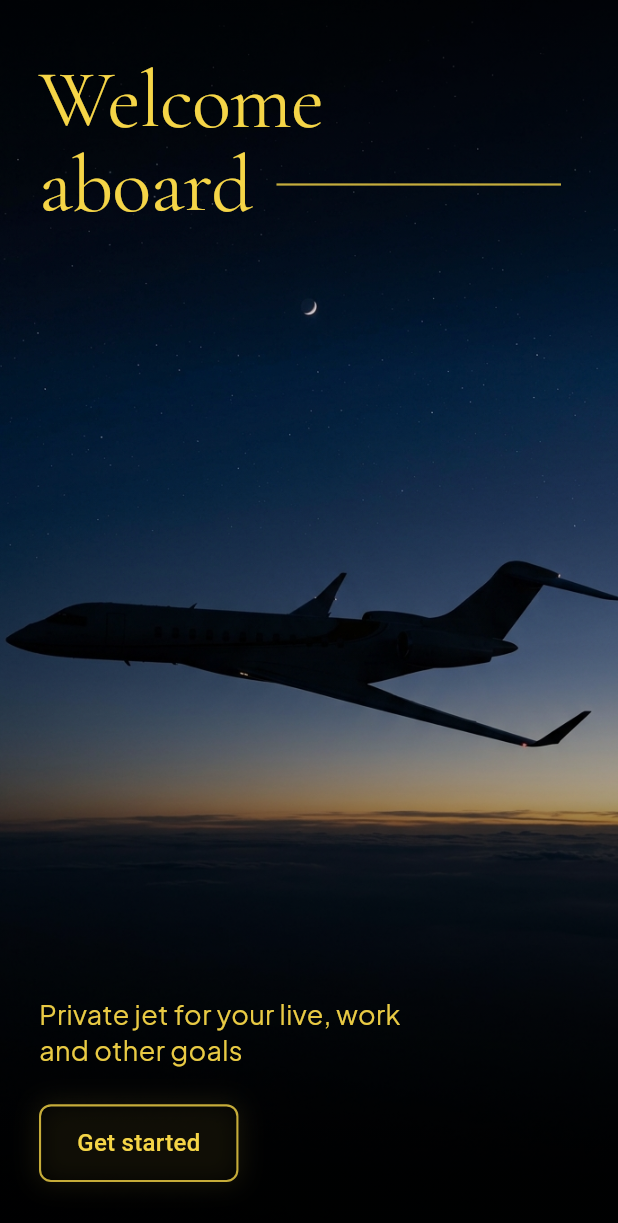
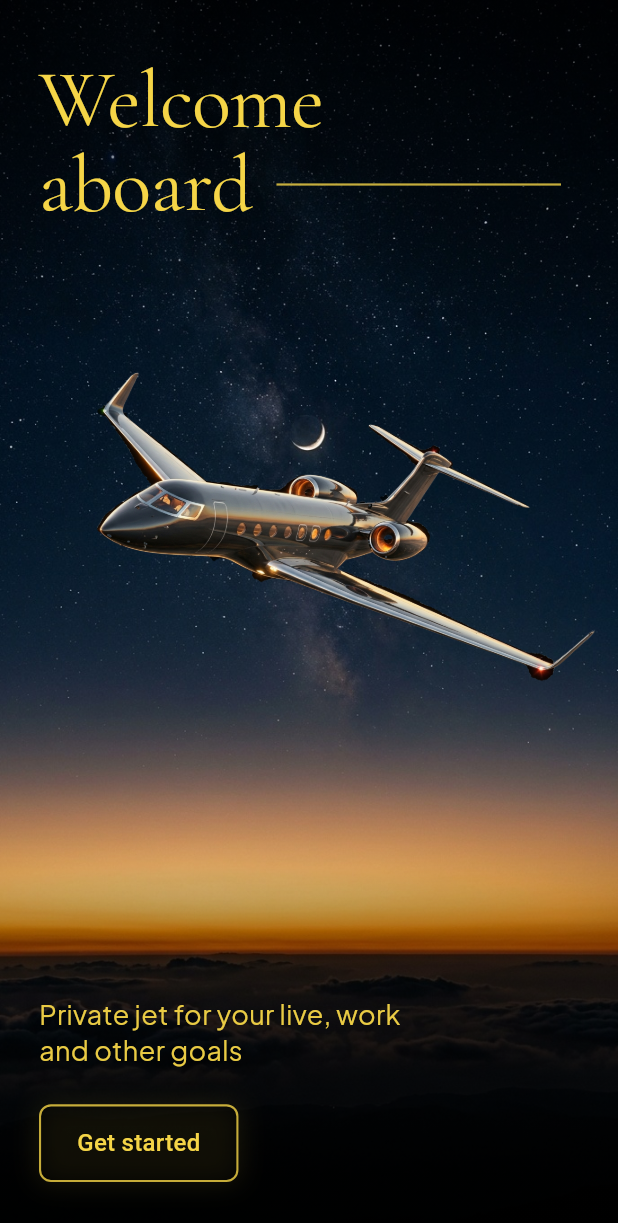
Before and after one commit to Irtaza4/flight_app, a Flutter app: the screen it shows after launch, on a phone screen of 412 x 824 dp. Shown: the top 1223 px of the screen. Run offline on Flutter 3.47's test engine with Material 3 defaults, Android fonts, the phone set to English and light mode, and no system bars; our stand-ins replace google_fonts.

Commit message:
made welcome screen better

```diff
--- a/lib/screens/welcome_screen.dart
+++ b/lib/screens/welcome_screen.dart
@@ -1,3 +1,4 @@
+import 'dart:math' as math;
 import 'package:flutter/material.dart';
 import '../theme/app_theme.dart';
 import 'flight_search_screen.dart';
@@ -10,48 +11,90 @@ class WelcomeScreen extends StatefulWidget {
 }
 
 class _WelcomeScreenState extends State<WelcomeScreen>
-    with SingleTickerProviderStateMixin {
-  late AnimationController _controller;
+    with TickerProviderStateMixin {
+  late AnimationController _entranceController;
+  late AnimationController _flightHoverController;
+
   late Animation<double> _fadeAnim;
-  late Animation<Offset> _slideAnim;
-  late Animation<double> _scaleAnim;
+  late Animation<Offset> _slideTextAnim;
+  late Animation<double> _scaleSkyAnim;
+  late Animation<Offset> _planeEntranceAnim;
+  late Animation<double> _planeRotateAnim;
+  late Animation<double> _planeScaleAnim;
 
   @override
   void initState() {
     super.initState();
-    _controller = AnimationController(
+
+    // Main entrance orchestration controller (1.8s)
+    _entranceController = AnimationController(
       vsync: this,
-      duration: const Duration(milliseconds: 1200),
+      duration: const Duration(milliseconds: 1800),
     );
 
-    _fadeAnim = CurvedAnimation(
-      parent: _controller,
-      curve: const Interval(0.0, 0.8, curve: Curves.easeOut),
+    // Continuous cruising hover animation (gentle aerodynamic float)
+    _flightHoverController = AnimationController(
+      vsync: this,
+      duration: const Duration(milliseconds: 3600),
+    )..repeat(reverse: true);
+
+    // Sky background zoom
+    _scaleSkyAnim = Tween<double>(begin: 1.08, end: 1.0).animate(
+      CurvedAnimation(
+        parent: _entranceController,
+        curve: const Interval(0.0, 0.8, curve: Curves.easeOutCubic),
+      ),
     );
 
-    _slideAnim = Tween<Offset>(
-      begin: const Offset(0, 0.06),
+    // Text fade & slide
+    _fadeAnim = CurvedAnimation(
+      parent: _entranceController,
+      curve: const Interval(0.1, 0.7, curve: Curves.easeOut),
+    );
+    _slideTextAnim = Tween<Offset>(
+      begin: const Offset(0, 0.08),
       end: Offset.zero,
     ).animate(
       CurvedAnimation(
-        parent: _controller,
-        curve: const Interval(0.15, 1.0, curve: Curves.easeOutCubic),
+        parent: _entranceController,
+        curve: const Interval(0.1, 0.75, curve: Curves.easeOutCubic),
       ),
     );
 
-    _scaleAnim = Tween<double>(begin: 1.04, end: 1.0).animate(
+    // Aeroplane dynamic entrance: gliding in from right side
+    _planeEntranceAnim = Tween<Offset>(
+      begin: const Offset(1.1, 0.25),
+      end: Offset.zero,
+    ).animate(
       CurvedAnimation(
-        parent: _controller,
-        curve: Curves.easeOutCubic,
+        parent: _entranceController,
+        curve: const Interval(0.12, 0.95, curve: Curves.easeOutQuart),
       ),
     );
 
-    _controller.forward();
+    // Aeroplane pitch rotation settling into cruising alignment
+    _planeRotateAnim = Tween<double>(begin: 0.10, end: 0.0).animate(
+      CurvedAnimation(
+        parent: _entranceController,
+        curve: const Interval(0.12, 0.95, curve: Curves.easeOutCubic),
+      ),
+    );
+
+    // Aeroplane subtle scale settling
+    _planeScaleAnim = Tween<double>(begin: 0.92, end: 1.0).animate(
+      CurvedAnimation(
+        parent: _entranceController,
+        curve: const Interval(0.15, 0.95, curve: Curves.easeOutCubic),
+      ),
+    );
+
+    _entranceController.forward();
   }
 
   @override
   void dispose() {
-    _controller.dispose();
+    _entranceController.dispose();
+    _flightHoverController.dispose();
     super.dispose();
   }
 
@@ -83,24 +126,60 @@ class _WelcomeScreenState extends State<WelcomeScreen>
 
   @override
   Widget build(BuildContext context) {
+    final screenSize = MediaQuery.of(context).size;
+
     return Scaffold(
       backgroundColor: AppColors.bgPrimary,
       body: Stack(
         fit: StackFit.expand,
         children: [
-          // Full bleed Background Image
+          // 1. Starry Sky & Sunset Horizon Background (Separate Layer)
           Positioned.fill(
             child: ScaleTransition(
-              scale: _scaleAnim,
+              scale: _scaleSkyAnim,
               child: Image.asset(
-                'assets/images/welcome_bg.jpg',
+                'assets/images/welcome_sky_bg.jpg',
                 fit: BoxFit.cover,
                 alignment: Alignment.center,
               ),
             ),
           ),
 
-          // Gradient Overlay to ensure crisp contrast for text and buttons
+          // 2. Animated Real 3D Aeroplane Layer (Completely uncropped, glides in & hovers)
+          Positioned(
+            top: screenSize.height * 0.18,
+            left: 0,
+            right: 0,
+            height: screenSize.height * 0.48,
+            child: AnimatedBuilder(
+              animation: _flightHoverController,
+              builder: (context, child) {
+                // Gentle aerodynamic cruising oscillation
+                final hoverOffset = math.sin(_flightHoverController.value * math.pi * 2) * 6.0;
+                final hoverAngle = math.cos(_flightHoverController.value * math.pi * 2) * 0.015;
+
+                return SlideTransition(
+                  position: _planeEntranceAnim,
+                  child: Transform.translate(
+                    offset: Offset(0, hoverOffset),
+                    child: Transform.rotate(
+                      angle: _planeRotateAnim.value + hoverAngle,
+                      child: ScaleTransition(
+                        scale: _planeScaleAnim,
+                        child: Image.asset(
+                          'assets/images/welcome_plane_hero.png',
+                          fit: BoxFit.contain,
+                          alignment: Alignment.center,
+                        ),
+                      ),
+                    ),
+                  ),
+                );
+              },
+            ),
+          ),
+
+          // 3. Contrast & Ambient Gradient Overlay
           Positioned.fill(
             child: Container(
               decoration: BoxDecoration(
@@ -108,18 +187,18 @@ class _WelcomeScreenState extends State<WelcomeScreen>
                   begin: Alignment.topCenter,
                   end: Alignment.bottomCenter,
                   colors: [
-                    Colors.black.withValues(alpha: 0.75),
+                    Colors.black.withValues(alpha: 0.65),
                     Colors.transparent,
-                    Colors.black.withValues(alpha: 0.35),
-                    Colors.black.withValues(alpha: 0.90),
+                    Colors.transparent,
+                    Colors.black.withValues(alpha: 0.88),
                   ],
-                  stops: const [0.0, 0.30, 0.65, 0.95],
+                  stops: const [0.0, 0.28, 0.65, 0.95],
                 ),
               ),
             ),
           ),
 
-          // Edge-to-Edge Screen Content
+          // 4. UI Content: Header & Bottom Actions
           SafeArea(
             child: Padding(
               padding: const EdgeInsets.symmetric(horizontal: 26, vertical: 20),
@@ -132,7 +211,7 @@ class _WelcomeScreenState extends State<WelcomeScreen>
                   FadeTransition(
                     opacity: _fadeAnim,
                     child: SlideTransition(
-                      position: _slideAnim,
+                      position: _slideTextAnim,
                       child: Column(
                         crossAxisAlignment: CrossAxisAlignment.start,
                         children: [
@@ -173,15 +252,15 @@ class _WelcomeScreenState extends State<WelcomeScreen>
 
                   const Spacer(),
 
-                  // Bottom Tagline & Action Button
+                  // Bottom Tagline & "Get started" button
                   FadeTransition(
                     opacity: _fadeAnim,
                     child: SlideTransition(
-                      position: _slideAnim,
+                      position: _slideTextAnim,
                       child: Column(
                         crossAxisAlignment: CrossAxisAlignment.start,
                         children: [
-                          // "Private jet for your live, work and other goals"
+                          // Tagline
                           ConstrainedBox(
                             constraints: const BoxConstraints(maxWidth: 260),
                             child: Text(
@@ -195,7 +274,7 @@ class _WelcomeScreenState extends State<WelcomeScreen>
                           ),
                           const SizedBox(height: 24),
 
-                          // "Get started" button
+                          // Action Button
                           InkWell(
                             onTap: _navigateToFlightSearch,
                             borderRadius: BorderRadius.circular(8),
```
Also changed, not shown: assets/images/welcome_plane_hero.png (added), assets/images/welcome_sky_bg.jpg (added).
